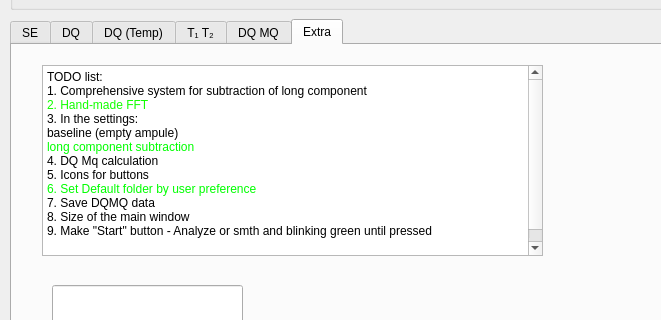
Above: form.ui from timesama/M2-Approach before the change; both pictures show x 0 to 661 and y 291 to 611 of the 1280 by 800 pixel window. Below: the same form after it.
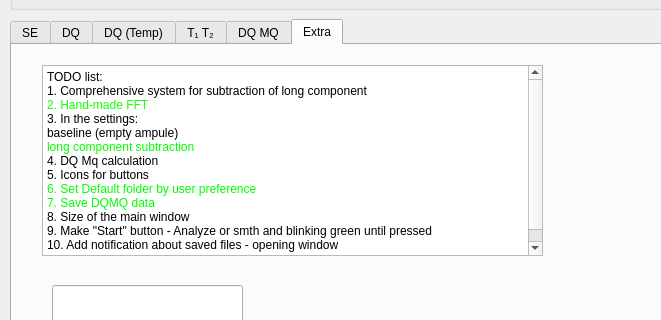
That is the form after the change. The open tabs and pages were chosen to show the change. Custom widgets are drawn as their Qt base class.

Commit message: Saving DQMQ + information dialog

Diff of the .ui file:
```diff
--- a/form.ui
+++ b/form.ui
@@ -1806,10 +1806,10 @@
 &lt;p style=&quot; margin-top:0px; margin-bottom:0px; margin-left:0px; margin-right:0px; -qt-block-indent:0; text-indent:0px;&quot;&gt;4. DQ Mq calculation&lt;/p&gt;
 &lt;p style=&quot; margin-top:0px; margin-bottom:0px; margin-left:0px; margin-right:0px; -qt-block-indent:0; text-indent:0px;&quot;&gt;5. Icons for buttons&lt;/p&gt;
 &lt;p style=&quot; margin-top:0px; margin-bottom:0px; margin-left:0px; margin-right:0px; -qt-block-indent:0; text-indent:0px;&quot;&gt;&lt;span style=&quot; color:#00ff00;&quot;&gt;6. Set Default folder by user preference&lt;/span&gt;&lt;/p&gt;
-&lt;p style=&quot; margin-top:0px; margin-bottom:0px; margin-left:0px; margin-right:0px; -qt-block-indent:0; text-indent:0px;&quot;&gt;&lt;span style=&quot; color:#000000;&quot;&gt;7. Save DQMQ data&lt;/span&gt;&lt;/p&gt;
+&lt;p style=&quot; margin-top:0px; margin-bottom:0px; margin-left:0px; margin-right:0px; -qt-block-indent:0; text-indent:0px;&quot;&gt;&lt;span style=&quot; color:#00ff00;&quot;&gt;7. Save DQMQ data&lt;/span&gt;&lt;/p&gt;
 &lt;p style=&quot; margin-top:0px; margin-bottom:0px; margin-left:0px; margin-right:0px; -qt-block-indent:0; text-indent:0px;&quot;&gt;&lt;span style=&quot; color:#000000;&quot;&gt;8. Size of the main window&lt;/span&gt;&lt;/p&gt;
 &lt;p style=&quot; margin-top:0px; margin-bottom:0px; margin-left:0px; margin-right:0px; -qt-block-indent:0; text-indent:0px;&quot;&gt;&lt;span style=&quot; color:#000000;&quot;&gt;9. Make &amp;quot;Start&amp;quot; button - Analyze or smth and blinking green until pressed&lt;/span&gt;&lt;/p&gt;
-&lt;p style=&quot;-qt-paragraph-type:empty; margin-top:0px; margin-bottom:0px; margin-left:0px; margin-right:0px; -qt-block-indent:0; text-indent:0px; color:#000000;&quot;&gt;&lt;br /&gt;&lt;/p&gt;
+&lt;p style=&quot; margin-top:0px; margin-bottom:0px; margin-left:0px; margin-right:0px; -qt-block-indent:0; text-indent:0px;&quot;&gt;&lt;span style=&quot; color:#000000;&quot;&gt;10. Add notification about saved files - opening window&lt;/span&gt;&lt;/p&gt;
 &lt;p style=&quot;-qt-paragraph-type:empty; margin-top:0px; margin-bottom:0px; margin-left:0px; margin-right:0px; -qt-block-indent:0; text-indent:0px; color:#000000;&quot;&gt;&lt;br /&gt;&lt;/p&gt;&lt;/body&gt;&lt;/html&gt;</string>
       </property>
      </widget>
```
Left out of the diff: 2 changed lines with no effect on the pictures. The commit also changes 1 other file.
